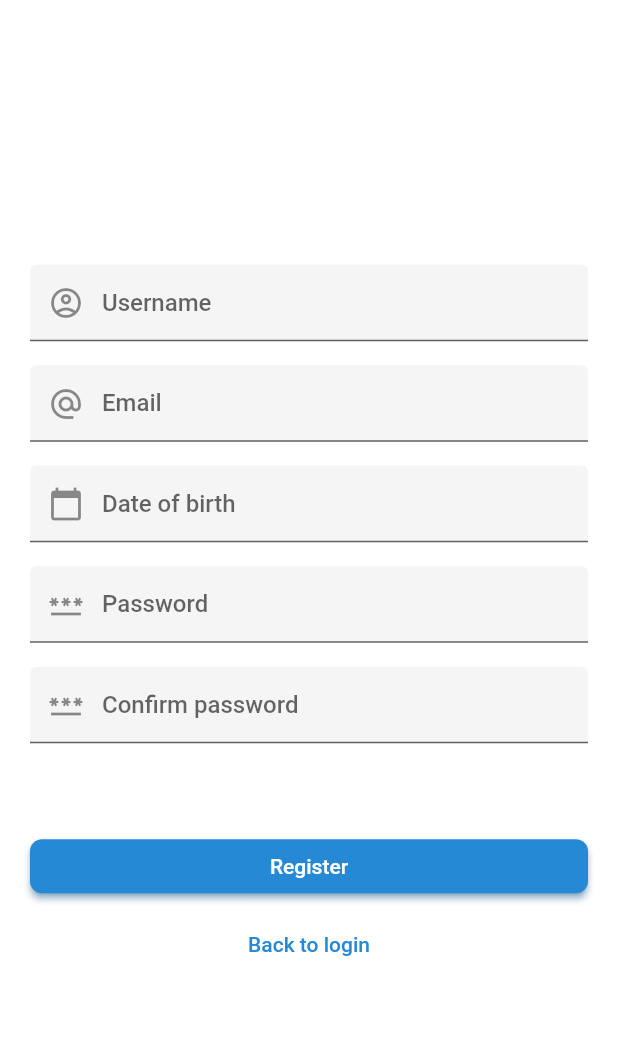
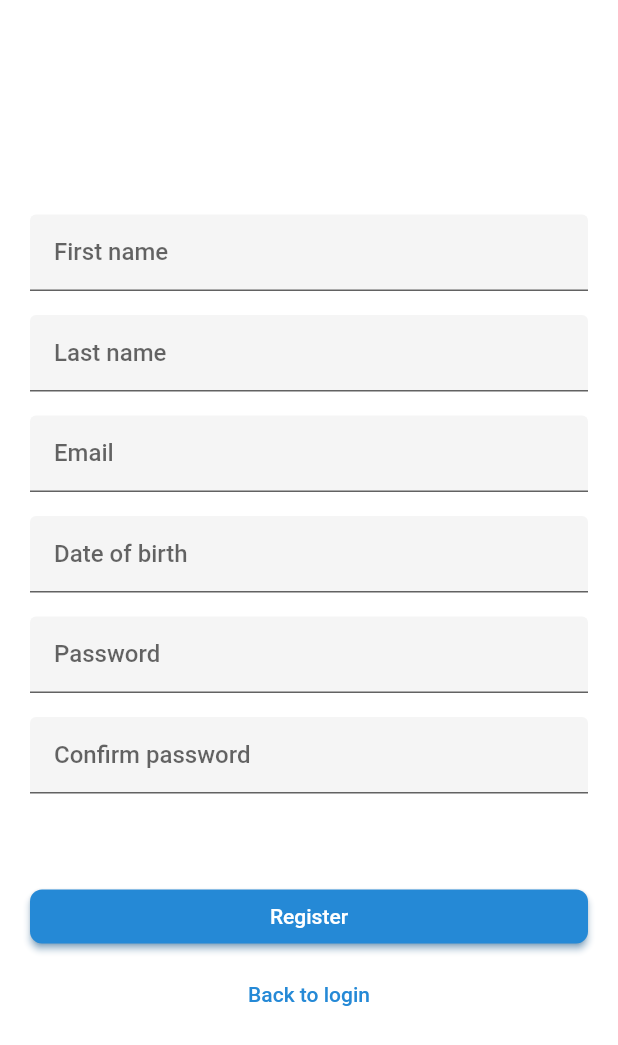
Before and after one commit to PC-Chair-Fight/project-frontend, a Flutter app: the RegisterScreen screen opened by its route, on a phone screen of 412 x 824 dp. Shown: the top 1045 px of the screen. Run offline on Flutter 3.47's test engine with Material 2 defaults, Android fonts, the phone set to English and light mode, and no system bars; our stand-ins replace dio, get_it, shared_preferences; accounts and stored records are empty.

Commit message:
Integrated login & register calls with API

```diff
--- a/lib/core/interceptors/auth_token.interceptor.dart
+++ b/lib/core/interceptors/auth_token.interceptor.dart
@@ -8,7 +8,7 @@ class AuthTokenInterceptor extends Interceptor {
 
   void onRequest(request, handler) async {
     final token =
-        await (await _prefs).getString(SharedPreferencesUtils.AUTH_TOKEN_KEY);
+        await (await _prefs).getString(StorageKeys.AUTH_TOKEN);
     if (token != null && token != '') {
       request.headers['Authorization'] = 'Bearer $token';
     }
--- a/lib/l10n/intl_en.arb
+++ b/lib/l10n/intl_en.arb
@@ -24,14 +24,16 @@
   "LoginScreen_error_generic": "Please enter a password",
   "@RegisterScreen": {
   },
-  "RegisterScreen_username_input_label": "Username",
+  "RegisterScreen_first_name_input_label": "First name",
+  "RegisterScreen_last_name_input_label": "Last name",
   "RegisterScreen_email_input_label": "Email",
   "RegisterScreen_date_of_birth_input_label": "Date of birth",
   "RegisterScreen_password_input_label": "Password",
   "RegisterScreen_confirm_password_input_label": "Confirm password",
   "RegisterScreen_register_button": "Register",
   "RegisterScreen_back_to_login_button": "Back to login",
-  "RegisterScreen_username_required": "Please enter a username",
+  "RegisterScreen_first_name_required": "Please enter your first name",
+  "RegisterScreen_last_name_required": "Please enter your last name",
   "RegisterScreen_email_required": "Please enter an email",
   "RegisterScreen_date_of_birth_required": "Please enter a date of birth",
   "RegisterScreen_password_required": "Please enter a password",
--- a/lib/modules/auth/widgets/login.widget.dart
+++ b/lib/modules/auth/widgets/login.widget.dart
@@ -65,7 +65,6 @@ class LoginState extends State<Login> {
                   .message,
               decoration: InputDecoration(
                 label: Text(S.of(context).LoginScreen_email_input_label),
-                prefixIcon: Icon(Icons.alternate_email),
               ),
             ),
             SizedBox(height: ThemeConfig.of(context)!.mediumSpacing),
@@ -80,7 +79,6 @@ class LoginState extends State<Login> {
                   .message,
               decoration: InputDecoration(
                 label: Text(S.of(context).LoginScreen_password_input_label),
-                prefixIcon: Icon(Icons.password),
               ),
             ),
             SizedBox(height: ThemeConfig.of(context)!.largestSpacing),
--- a/lib/modules/auth/widgets/register.widget.dart
+++ b/lib/modules/auth/widgets/register.widget.dart
@@ -18,7 +18,8 @@ class _RegisterState extends State<Register> {
   final _formKey = GlobalKey<FormState>();
   var _selectedDate = DateTime.now();
 
-  final usernameController = TextEditingController();
+  final firstNameController = TextEditingController();
+  final lastNameController = TextEditingController();
   final emailController = TextEditingController();
   final dateOfBirthController = TextEditingController();
   final passwordController = TextEditingController();
@@ -26,7 +27,8 @@ class _RegisterState extends State<Register> {
 
   @override
   void dispose() {
-    usernameController.dispose();
+    firstNameController.dispose();
+    lastNameController.dispose();
     emailController.dispose();
     dateOfBirthController.dispose();
     passwordController.dispose();
@@ -48,13 +50,24 @@ class _RegisterState extends State<Register> {
           children: [
             TextFormField(
               textInputAction: TextInputAction.next,
-              controller: usernameController,
+              controller: firstNameController,
               validator: (value) => UtilValidators.guard(value)
-                  .required(S.of(context).RegisterScreen_username_required)
+                  .required(S.of(context).RegisterScreen_first_name_required)
                   .message,
               decoration: InputDecoration(
-                label: Text(S.of(context).RegisterScreen_username_input_label),
-                prefixIcon: Icon(Icons.account_circle_outlined),
+                label:
+                    Text(S.of(context).RegisterScreen_first_name_input_label),
+              ),
+            ),
+            SizedBox(height: ThemeConfig.of(context)!.mediumSpacing),
+            TextFormField(
+              textInputAction: TextInputAction.next,
+              controller: lastNameController,
+              validator: (value) => UtilValidators.guard(value)
+                  .required(S.of(context).RegisterScreen_last_name_required)
+                  .message,
+              decoration: InputDecoration(
+                label: Text(S.of(context).RegisterScreen_last_name_input_label),
               ),
             ),
             SizedBox(height: ThemeConfig.of(context)!.mediumSpacing),
@@ -66,7 +79,6 @@ class _RegisterState extends State<Register> {
                   .message,
               decoration: InputDecoration(
                 label: Text(S.of(context).LoginScreen_email_input_label),
-                prefixIcon: Icon(Icons.alternate_email),
               ),
             ),
             SizedBox(height: ThemeConfig.of(context)!.mediumSpacing),
@@ -80,7 +92,6 @@ class _RegisterState extends State<Register> {
               decoration: InputDecoration(
                 label: Text(
                     S.of(context).RegisterScreen_date_of_birth_input_label),
-                prefixIcon: Icon(Icons.calendar_today),
               ),
             ),
             SizedBox(height: ThemeConfig.of(context)!.mediumSpacing),
@@ -102,7 +113,6 @@ class _RegisterState extends State<Register> {
                   .message,
               decoration: InputDecoration(
                 label: Text('Password'),
-                prefixIcon: Icon(Icons.password),
               ),
             ),
             SizedBox(height: ThemeConfig.of(context)!.mediumSpacing),
@@ -124,7 +134,6 @@ class _RegisterState extends State<Register> {
               decoration: InputDecoration(
                 label: Text(
                     S.of(context).RegisterScreen_confirm_password_input_label),
-                prefixIcon: Icon(Icons.password),
               ),
             ),
             SizedBox(height: ThemeConfig.of(context)!.largestSpacing),
@@ -162,8 +171,13 @@ class _RegisterState extends State<Register> {
 
   _register(AuthProvider authProvider) {
     authProvider
-        .register(usernameController.value.text, emailController.value.text,
-            _selectedDate, passwordController.value.text)
+        .register(
+      firstNameController.value.text,
+      lastNameController.value.text,
+      emailController.value.text,
+      _selectedDate,
+      passwordController.value.text,
+    )
         .whenComplete(() {
       ScaffoldMessenger.of(context).showSnackBar(
         SnackBar(
--- a/lib/modules/shared/utils/shared_preferences.utils.dart
+++ b/lib/modules/shared/utils/shared_preferences.utils.dart
@@ -1,3 +1,5 @@
-class SharedPreferencesUtils {
-  static const String AUTH_TOKEN_KEY = 'AUTH_TOKEN';
+class StorageKeys {
+  StorageKeys._();
+
+  static const String AUTH_TOKEN = 'AUTH_TOKEN';
 }
```
Also changed, not shown: lib/core/exceptions/register_conflict.exception.dart (added, +7 -0 lines), lib/modules/auth/providers/auth.provider.dart (+26 -14 lines), lib/modules/auth/services/auth.service.dart (+17 -14 lines), lib/config/app.config.dart, lib/config/dio.config.dart, lib/core/exceptions/invalid_login_credentials.exception.dart (renamed from lib/core/exceptions/invalid_login_cedentials.exception.dart), lib/generated/intl/messages_en.dart, lib/generated/l10n.dart.
